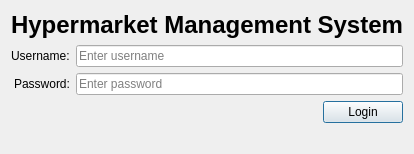
First picture: the form in app/views/ui/login.ui, repository Pezhm4n/hypermarket_management_system, before the edit.
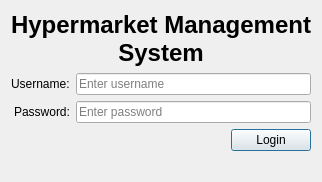
Second picture: the form after the edit.

Diff of the .ui file:
```diff
--- a/app/views/ui/login.ui
+++ b/app/views/ui/login.ui
@@ -17,6 +17,9 @@
      <property name="styleSheet">
       <string notr="true">font-size: 18pt; font-weight: bold;</string>
      </property>
+     <property name="wordWrap">
+      <bool>true</bool>
+     </property>
     </widget>
    </item>
    <item>
```
